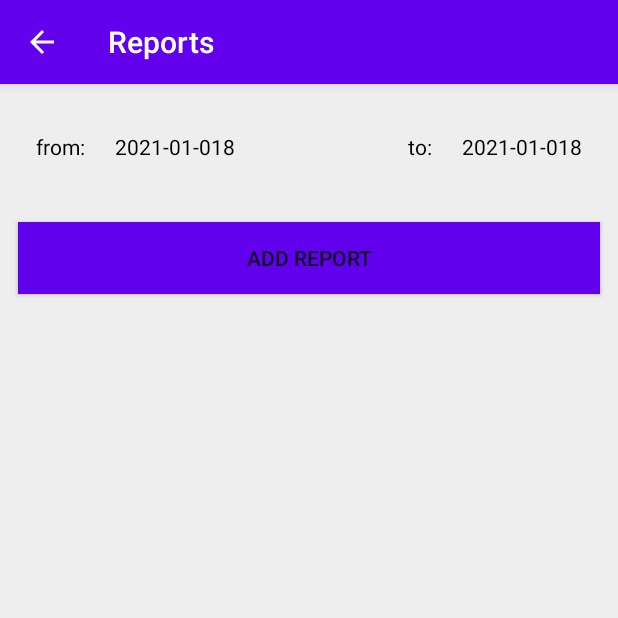
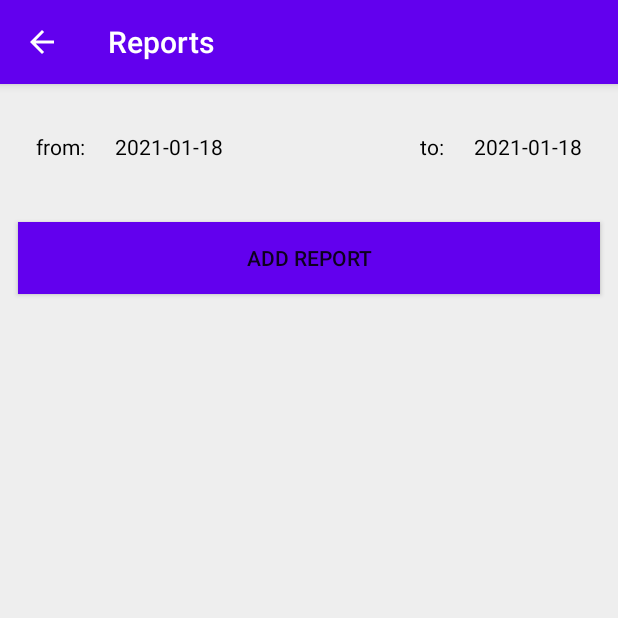
Before and after one commit to meriacre/CashChecker, an Android app: the ReportsActivity screen opened directly, with no data from a screen before it, on a phone screen of 412 x 824 dp, the top half of it. Run offline under Robolectric (Android 15) with nearby library versions, the light colour scheme and no system bars; libraries missing offline, so code that uses them is left out: com.itextpdf.text.

Commit message:
Fixed some bugs..

```diff
--- a/app/src/main/java/md/merit/strangatorul/ReportsActivity.kt
+++ b/app/src/main/java/md/merit/strangatorul/ReportsActivity.kt
@@ -61,7 +61,7 @@ class ReportsActivity : AppCompatActivity() {
             tv_date1.setText("" + year + "-" + correctMonthDefault + "-" + "0" + day)
             date1 = tv_date1.text.toString()
         } else if (correctMonthDefault < 10 && day > 9) {
-            tv_date1.setText("" + year + "-0" + correctMonthDefault + "-" + "0" + day)
+            tv_date1.setText("" + year + "-0" + correctMonthDefault + "-" + day)
             date1 = tv_date1.text.toString()
         } else if (day < 10 && correctMonthDefault < 10) {
             tv_date1.setText("" + year + "-0" + correctMonthDefault + "-0" + day)
@@ -102,7 +102,7 @@ class ReportsActivity : AppCompatActivity() {
             tv_date2.setText("" + year + "-" + correctMonthDefault + "-" + "0" + day)
             date2 = tv_date2.text.toString()
         } else if (correctMonthDefault < 10 && day > 9) {
-            tv_date2.setText("" + year + "-0" + correctMonthDefault + "-" + "0" + day)
+            tv_date2.setText("" + year + "-0" + correctMonthDefault + "-" + day)
             date2 = tv_date2.text.toString()
         } else if (day < 10 && correctMonthDefault < 10) {
             tv_date2.setText("" + year + "-0" + correctMonthDefault + "-0" + day)
```
